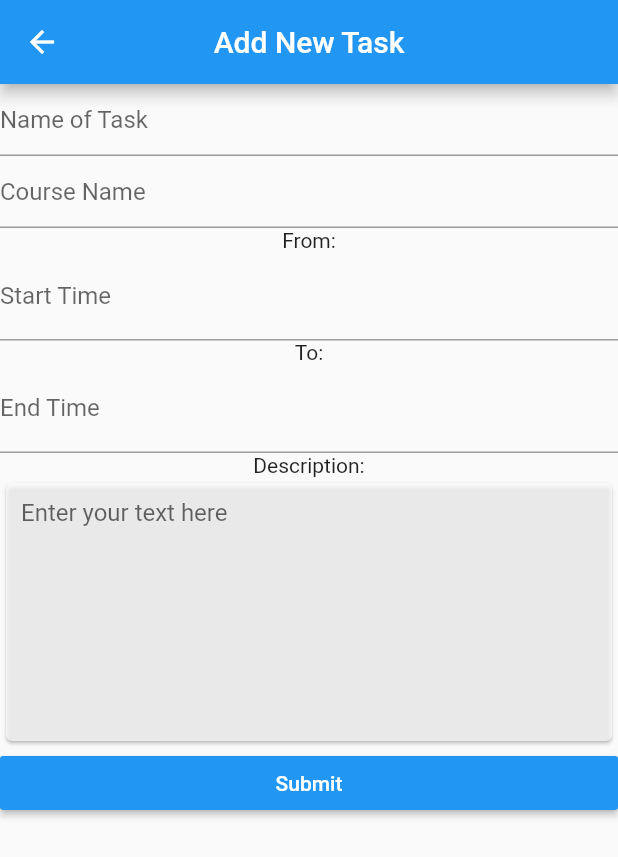
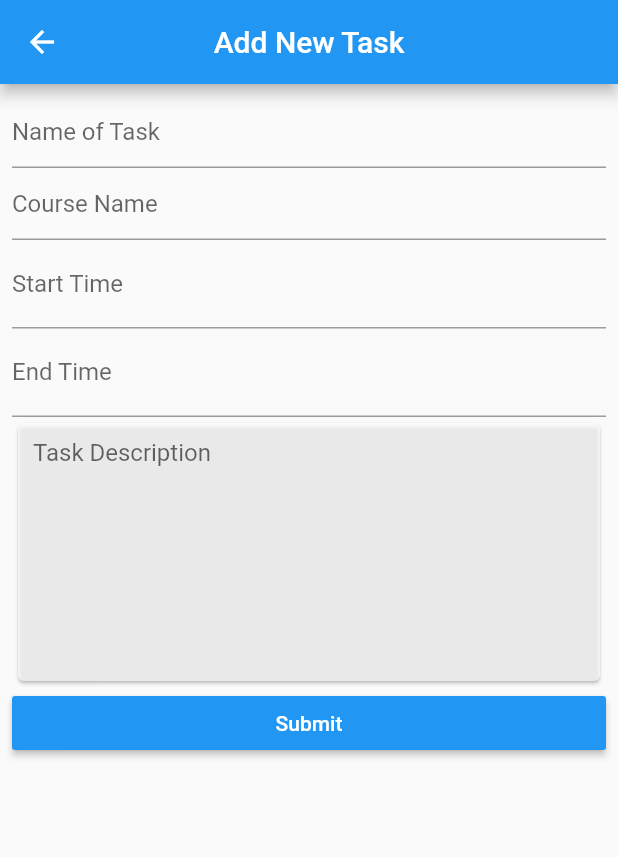
Before and after one commit to CalgaryHacks-HackTheMainframe/carpoolapp, a Flutter app: the screen it shows after launch, after a tap on the "add box" icon, on a phone screen of 412 x 824 dp. Shown: the top 857 px of the screen. Run offline on Flutter 3.47's test engine with Material 2 defaults, Android fonts, the phone set to English and light mode, and no system bars; drawn by our look-alikes of flutter_form_builder; our stand-ins replace syncfusion_flutter_calendar; missing offline and left inert: dart:js.

Commit message:
added backbutton

```diff
--- a/app/lib/addTask.dart
+++ b/app/lib/addTask.dart
@@ -7,6 +7,7 @@ import 'package:syncfusion_flutter_calendar/calendar.dart';
 import 'package:provider/provider.dart';
 import 'package:app/Task.dart';
 import 'package:intl/intl.dart';
+import 'package:app/main.dart';
 
 class addTask extends StatelessWidget {
   final _key = GlobalKey<FormBuilderState>();
@@ -26,12 +27,17 @@ class addTask extends StatelessWidget {
             visualDensity: VisualDensity.adaptivePlatformDensity),
         home: Scaffold(
           appBar: AppBar(
-            leading: BackButton(),
-            // actions: buildEditingActions(),
+            leading: BackButton(
+              onPressed: () {
+                Navigator.pop(context);
+              },
+            ),
             centerTitle: true,
             title: Text("Add New Task"),
           ),
-          body: FormBuilder(
+          body: Container(
+            margin: EdgeInsets.all(8.0),
+            child: FormBuilder(
             key: _key,
             child: Column(children: [
               TextFormField(
@@ -54,7 +60,6 @@ class addTask extends StatelessWidget {
                   return null;
                 },
               ),
-              Text("\From:"),
               FormBuilderDateTimePicker(
                 name: 'From_time',
                 inputType: InputType.both,
@@ -63,7 +68,6 @@ class addTask extends StatelessWidget {
                 ),
                 initialTime: TimeOfDay(hour: 8, minute: 0),
               ),
-              Text("\To:"),
               FormBuilderDateTimePicker(
                 name: 'To_time',
                 inputType: InputType.both,
@@ -72,7 +76,6 @@ class addTask extends StatelessWidget {
                 ),
                 initialTime: TimeOfDay(hour: 8, minute: 0),
               ),
-              Text("\Description:"),
               Card(
                   color: Colors.white70,
                   child: Padding(
@@ -81,7 +84,7 @@ class addTask extends StatelessWidget {
                         controller: description_i,
                         maxLines: 8,
                         decoration: InputDecoration.collapsed(
-                            hintText: "Enter your text here"),
+                            hintText: "Task Description"),
                       ))),
               Row(children: <Widget>[
                 Expanded(
@@ -107,7 +110,7 @@ class addTask extends StatelessWidget {
               ]),
             ]),
           ),
-        ));
+    )));
   }
 
   Future saveForm(BuildContext context) async {
--- a/app/lib/provider.dart
+++ b/app/lib/provider.dart
@@ -7,7 +7,10 @@ class provider extends ChangeNotifier {
   final List<Task> _tasks = [];
 
   List<Task> get tasks => _tasks;
+  DateTime _currDate = DateTime.now();
+  DateTime get chosenDate => _currDate;
 
+  void setDate(DateTime date) => _currDate = date;
   void addTask(Task task) {
     _tasks.add(task);
     notifyListeners();
```
Also changed, not shown: app/lib/main.dart (+29 -1 lines), 1 other file.
